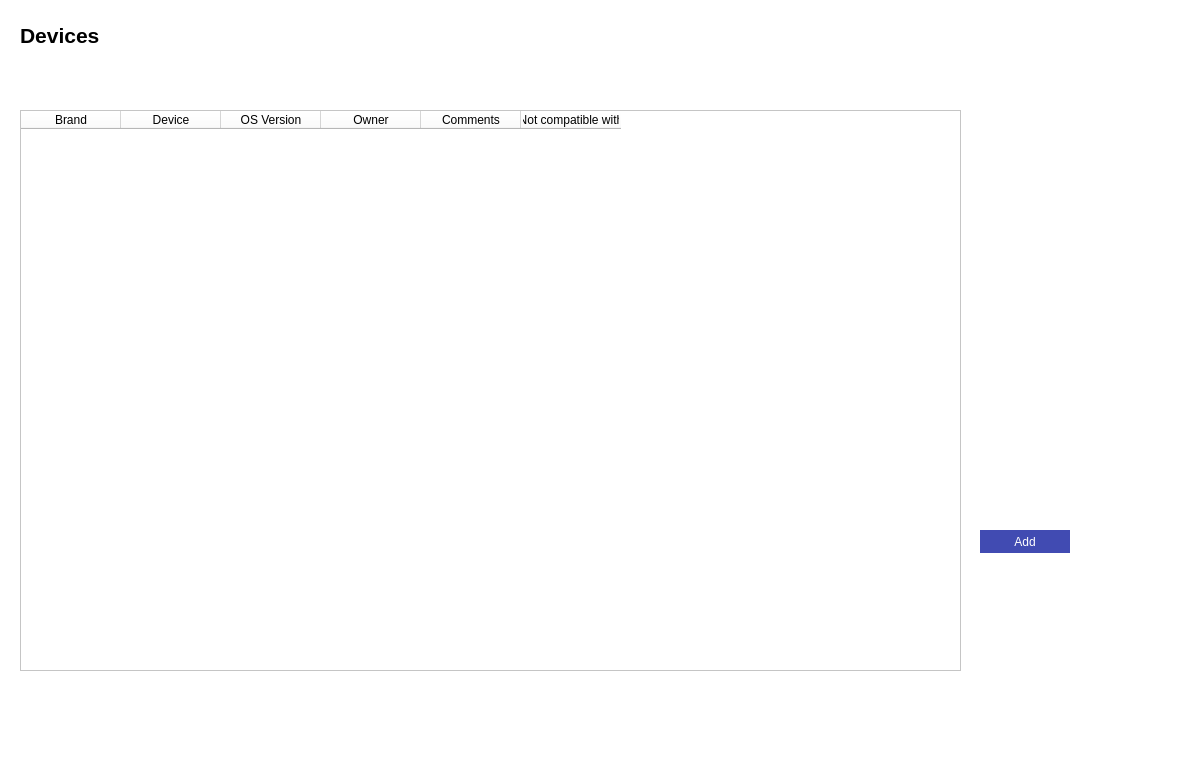
First picture: the form in devices.ui, repository fedulovs/InventoryUI, before the edit.
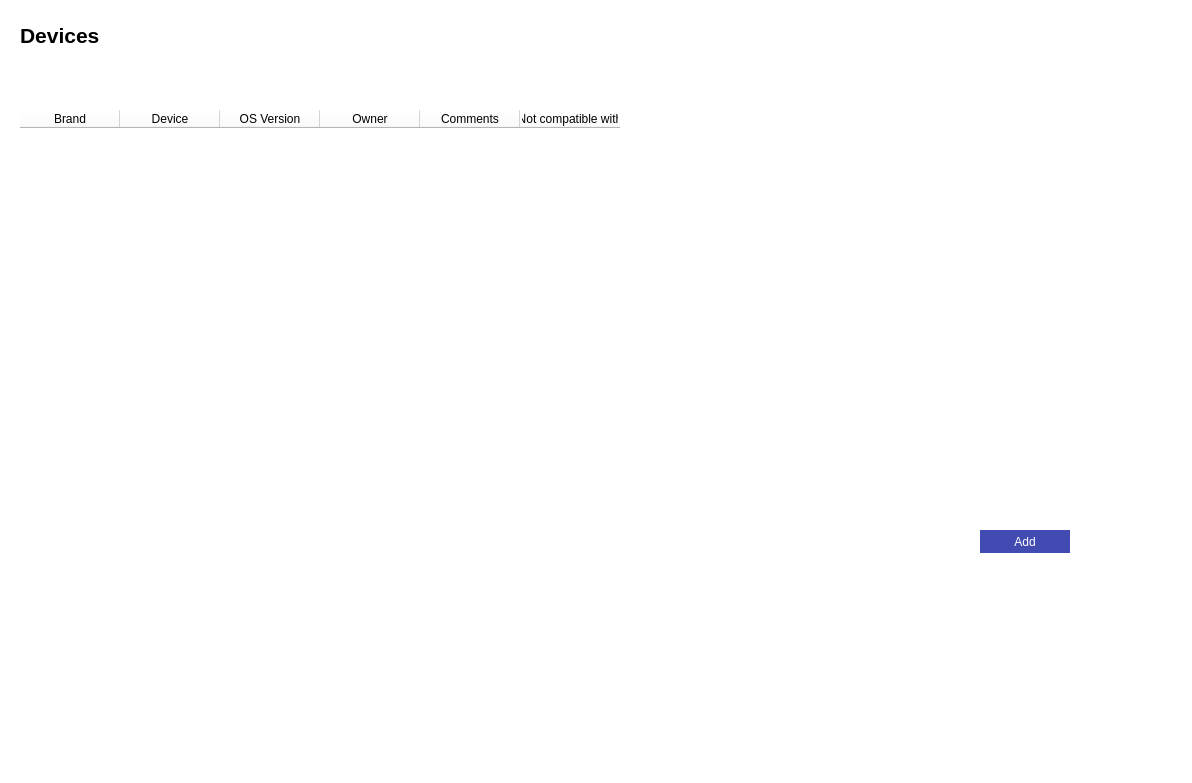
Second picture: the form after the edit.

Commit message: Add create user screen

Patch:
```diff
--- a/devices.ui
+++ b/devices.ui
@@ -34,6 +34,9 @@
       <height>561</height>
      </rect>
     </property>
+       <property name="styleSheet">
+           <string notr="true">border: none</string>
+       </property>
     <column>
      <property name="text">
       <string>Brand</string>
```
Lines whose indentation alone changed are shown as unchanged. The commit also changes 1 other file.
